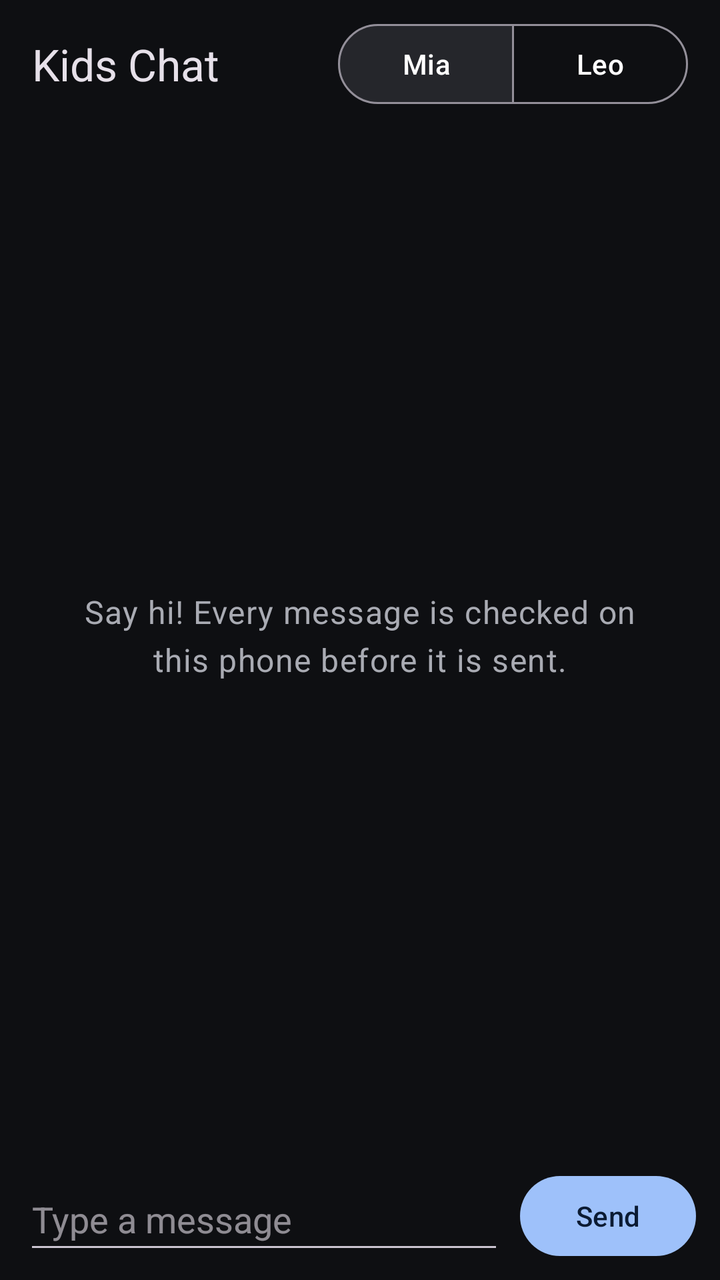
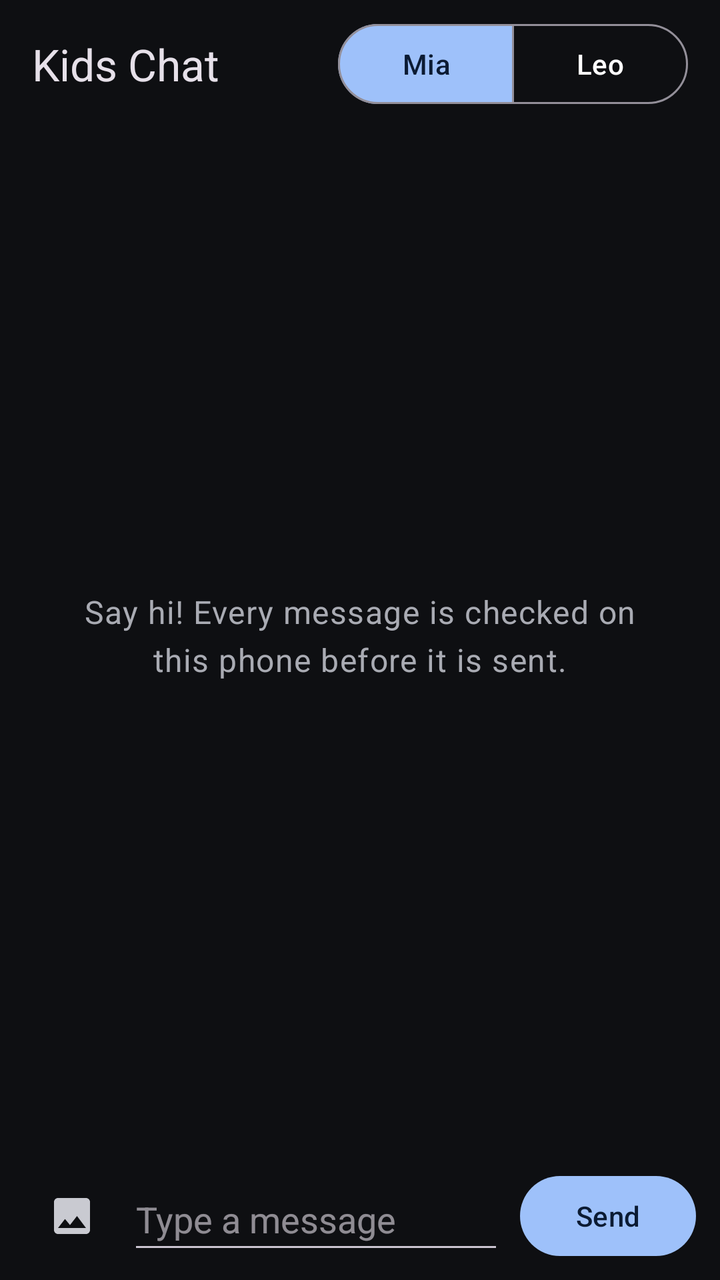

An Android layout rendered at two revisions. The XML below is the earlier revision; the diff shows what the commit changed to produce the second picture.
<!-- AndroidManifest.xml: application theme Theme.AiKeyboard -->
<!-- res/layout/activity_chat.xml -->
<?xml version="1.0" encoding="utf-8"?>
<LinearLayout xmlns:android="http://schemas.android.com/apk/res/android"
    xmlns:app="http://schemas.android.com/apk/res-auto"
    android:id="@+id/chat_root"
    android:layout_width="match_parent"
    android:layout_height="match_parent"
    android:orientation="vertical">

    <LinearLayout
        android:layout_width="match_parent"
        android:layout_height="wrap_content"
        android:gravity="center_vertical"
        android:orientation="horizontal"
        android:paddingHorizontal="16dp"
        android:paddingVertical="8dp">

        <TextView
            android:layout_width="0dp"
            android:layout_height="wrap_content"
            android:layout_weight="1"
            android:accessibilityHeading="true"
            android:text="@string/chat_title"
            android:textAppearance="?attr/textAppearanceTitleLarge" />

        <com.google.android.material.button.MaterialButtonToggleGroup
            android:id="@+id/chat_who"
            android:layout_width="wrap_content"
            android:layout_height="wrap_content"
            android:contentDescription="@string/chat_who"
            app:checkedButton="@+id/chat_user_one"
            app:selectionRequired="true"
            app:singleSelection="true">

            <Button
                android:id="@+id/chat_user_one"
                style="?attr/materialButtonOutlinedStyle"
                android:layout_width="wrap_content"
                android:layout_height="wrap_content"
                android:text="@string/chat_user_one" />

            <Button
                android:id="@+id/chat_user_two"
                style="?attr/materialButtonOutlinedStyle"
                android:layout_width="wrap_content"
                android:layout_height="wrap_content"
                android:text="@string/chat_user_two" />
        </com.google.android.material.button.MaterialButtonToggleGroup>
    </LinearLayout>

    <LinearLayout
        android:id="@+id/chat_locked"
        android:layout_width="match_parent"
        android:layout_height="wrap_content"
        android:layout_marginHorizontal="16dp"
        android:background="@drawable/bg_card"
        android:orientation="vertical"
        android:padding="16dp"
        android:visibility="gone">

        <TextView
            android:id="@+id/chat_locked_text"
            android:layout_width="match_parent"
            android:layout_height="wrap_content"
            android:accessibilityLiveRegion="polite"
            android:text="@string/chat_locked"
            android:textAppearance="?attr/textAppearanceBodyLarge" />

        <Button
            android:id="@+id/chat_download"
            android:layout_width="match_parent"
            android:layout_height="wrap_content"
            android:layout_marginTop="12dp"
            android:text="@string/chat_download" />
    </LinearLayout>

    <FrameLayout
        android:layout_width="match_parent"
        android:layout_height="0dp"
        android:layout_weight="1">

        <androidx.recyclerview.widget.RecyclerView
            android:id="@+id/chat_messages"
            android:layout_width="match_parent"
            android:layout_height="match_parent"
            android:clipToPadding="false"
            android:paddingHorizontal="12dp"
            android:paddingVertical="8dp" />

        <TextView
            android:id="@+id/chat_empty"
            android:layout_width="match_parent"
            android:layout_height="wrap_content"
            android:layout_gravity="center"
            android:gravity="center"
            android:padding="32dp"
            android:text="@string/chat_empty"
            android:textAppearance="?attr/textAppearanceBodyLarge"
            android:textColor="?attr/colorOnSurfaceVariant" />
    </FrameLayout>

    <TextView
        android:id="@+id/chat_notice"
        android:layout_width="match_parent"
        android:layout_height="wrap_content"
        android:accessibilityLiveRegion="polite"
        android:background="@color/surface_raised"
        android:paddingHorizontal="16dp"
        android:paddingVertical="12dp"
        android:textAppearance="?attr/textAppearanceBodyLarge"
        android:visibility="gone" />

    <LinearLayout
        android:id="@+id/chat_personal"
        android:layout_width="match_parent"
        android:layout_height="wrap_content"
        android:layout_marginHorizontal="12dp"
        android:layout_marginBottom="8dp"
        android:background="@drawable/bg_card"
        android:orientation="vertical"
        android:padding="16dp"
        android:visibility="gone">

        <TextView
            android:layout_width="match_parent"
            android:layout_height="wrap_content"
            android:accessibilityHeading="true"
            android:text="@string/chat_personal_title"
            android:textAppearance="?attr/textAppearanceTitleMedium" />

        <TextView
            android:layout_width="match_parent"
            android:layout_height="wrap_content"
            android:layout_marginTop="12dp"
            android:text="@string/chat_personal_typed_label"
            android:textAppearance="?attr/textAppearanceLabelLarge"
            android:textColor="?attr/colorOnSurfaceVariant" />

        <TextView
            android:id="@+id/chat_personal_typed"
            android:layout_width="match_parent"
            android:layout_height="wrap_content"
            android:textAppearance="?attr/textAppearanceBodyLarge" />

        <TextView
            android:layout_width="match_parent"
            android:layout_height="wrap_content"
            android:layout_marginTop="12dp"
            android:text="@string/chat_personal_masked_label"
            android:textAppearance="?attr/textAppearanceLabelLarge"
            android:textColor="?attr/colorOnSurfaceVariant" />

        <TextView
            android:id="@+id/chat_personal_masked"
            android:layout_width="match_parent"
            android:layout_height="wrap_content"
            android:textAppearance="?attr/textAppearanceBodyLarge" />

        <Button
            android:id="@+id/chat_send_masked"
            android:layout_width="match_parent"
            android:layout_height="wrap_content"
            android:layout_marginTop="12dp"
            android:text="@string/chat_send_masked" />

        <Button
            android:id="@+id/chat_change"
            style="?attr/materialButtonOutlinedStyle"
            android:layout_width="match_parent"
            android:layout_height="wrap_content"
            android:text="@string/chat_change" />

        <Button
            android:id="@+id/chat_send_written"
            style="?attr/borderlessButtonStyle"
            android:layout_width="match_parent"
            android:layout_height="wrap_content"
            android:text="@string/chat_send_written" />
    </LinearLayout>

    
    <com.google.android.material.progressindicator.LinearProgressIndicator
        android:id="@+id/chat_progress"
        android:layout_width="match_parent"
        android:layout_height="wrap_content"
        android:contentDescription="@string/chat_checking"
        android:indeterminate="true"
        android:visibility="invisible" />

    <LinearLayout
        android:layout_width="match_parent"
        android:layout_height="wrap_content"
        android:gravity="center_vertical"
        android:orientation="horizontal"
        android:paddingHorizontal="12dp"
        android:paddingVertical="8dp">

        
        <EditText
            android:id="@+id/chat_input"
            android:layout_width="0dp"
            android:layout_height="wrap_content"
            android:layout_weight="1"
            android:hint="@string/chat_hint"
            android:imeOptions="flagNoPersonalizedLearning"
            android:importantForAutofill="no"
            android:inputType="textCapSentences|textMultiLine"
            android:maxLines="4"
            android:minHeight="48dp" />

        <Button
            android:id="@+id/chat_send"
            android:layout_width="wrap_content"
            android:layout_height="wrap_content"
            android:layout_marginStart="8dp"
            android:text="@string/chat_send" />
    </LinearLayout>
</LinearLayout>
<!-- resources referenced by this layout -->
<resources>
  <color name="surface_raised">#25262B</color>
  <!-- drawable bg_card (drawable) -->
  <?xml version="1.0" encoding="utf-8"?>
  <shape xmlns:android="http://schemas.android.com/apk/res/android"
      android:shape="rectangle">
      <corners android:radius="16dp" />
      <solid android:color="@color/surface" />
      <stroke
          android:width="1dp"
          android:color="@color/divider" />
  </shape>
  <string name="chat_change">Change it</string>
  <string name="chat_checking">Checking the message</string>
  <string name="chat_download">Download the checks</string>
  <string name="chat_empty">Say hi! Every message is checked on this phone before it is sent.</string>
  <string name="chat_hint">Type a message</string>
  <string name="chat_locked">Kids Chat checks every message on this phone before it is sent. It needs three small models first: for unkind words, personal details and pictures.</string>
  <string name="chat_personal_masked_label">Safer to send</string>
  <string name="chat_personal_title">This message has personal details</string>
  <string name="chat_personal_typed_label">You typed</string>
  <string name="chat_send">Send</string>
  <string name="chat_send_masked">Send like this</string>
  <string name="chat_send_written">Send as written</string>
  <string name="chat_title">Kids Chat</string>
  <string name="chat_user_one" translatable="false">Mia</string>
  <string name="chat_user_two" translatable="false">Leo</string>
  <string name="chat_who">Who is typing</string>
  <color name="surface">#1B1C20</color>
  <color name="divider">#34353A</color>
  <color name="accent_blue">#9EC1FA</color>
  <color name="on_accent_blue">#0B1B33</color>
  <color name="text_primary">#FFFFFF</color>
  <color name="text_secondary">#A9ABB3</color>
  <color name="canvas">#0E0F12</color>
  <style name="SettingsSwitchRow" parent="Preference.SwitchPreferenceCompat.Material">
          <item name="widgetLayout">@layout/preference_switch</item>
          <item name="singleLineTitle">false</item>
      </style>
  <style name="SettingsCategory" parent="Preference.Category.Material">
          <item name="android:layout">@layout/settings_category</item>
      </style>
  <style name="SettingsRow" parent="Preference.Material">
          <item name="singleLineTitle">false</item>
      </style>
  <style name="SettingsDialogRow" parent="Preference.DialogPreference.Material">
          <item name="singleLineTitle">false</item>
      </style>
  <style name="SettingsSeekRow" parent="Preference.SeekBarPreference.Material">
          <item name="singleLineTitle">false</item>
      </style>
  <style name="Widget.AiKeyboard.Switch" parent="Widget.Material3.CompoundButton.MaterialSwitch">
          <item name="thumbTint">@color/switch_thumb</item>
          <item name="trackTint">@color/switch_track</item>
          <item name="trackDecorationTint">@android:color/transparent</item>
      </style>
  <!-- unchanged entries left out for length: 1 -->
</resources>

<!-- the commit's change to res/layout/activity_chat.xml (unified diff, before → after) -->
@@ -36,14 +36,18 @@
                 style="?attr/materialButtonOutlinedStyle"
                 android:layout_width="wrap_content"
                 android:layout_height="wrap_content"
-                android:text="@string/chat_user_one" />
+                android:text="@string/chat_user_one"
+                android:textColor="@color/chat_who_label"
+                app:backgroundTint="@color/chat_who_fill" />
 
             <Button
                 android:id="@+id/chat_user_two"
                 style="?attr/materialButtonOutlinedStyle"
                 android:layout_width="wrap_content"
                 android:layout_height="wrap_content"
-                android:text="@string/chat_user_two" />
+                android:text="@string/chat_user_two"
+                android:textColor="@color/chat_who_label"
+                app:backgroundTint="@color/chat_who_fill" />
         </com.google.android.material.button.MaterialButtonToggleGroup>
     </LinearLayout>
 
@@ -83,6 +87,7 @@
             android:layout_width="match_parent"
             android:layout_height="match_parent"
             android:clipToPadding="false"
+            android:contentDescription="@string/chat_conversation"
             android:paddingHorizontal="12dp"
             android:paddingVertical="8dp" />
 
@@ -194,6 +199,15 @@
         android:paddingHorizontal="12dp"
         android:paddingVertical="8dp">
 
+        <ImageButton
+            android:id="@+id/chat_picture"
+            android:layout_width="48dp"
+            android:layout_height="48dp"
+            android:layout_marginEnd="4dp"
+            android:background="?attr/selectableItemBackgroundBorderless"
+            android:contentDescription="@string/chat_picture"
+            android:src="@drawable/ic_picture" />
+
         
         <EditText
             android:id="@+id/chat_input"
<!-- resource entries referenced after the edit -->
@@ -11,8 +11,21 @@
           android:width="1dp"
           android:color="@color/divider" />
   </shape>
+  <!-- drawable ic_picture (drawable) -->
+  <?xml version="1.0" encoding="utf-8"?>
+  <vector xmlns:android="http://schemas.android.com/apk/res/android"
+      android:width="24dp"
+      android:height="24dp"
+      android:tint="@color/key_label_secondary"
+      android:viewportWidth="24"
+      android:viewportHeight="24">
+      <path
+          android:fillColor="#FFFFFF"
+          android:pathData="M21,19V5c0,-1.1 -0.9,-2 -2,-2H5c-1.1,0 -2,0.9 -2,2v14c0,1.1 0.9,2 2,2h14c1.1,0 2,-0.9 2,-2zM8.5,13.5l2.5,3.01L14.5,12l4.5,6H5l3.5,-4.5z" />
+  </vector>
   <string name="chat_change">Change it</string>
   <string name="chat_checking">Checking the message</string>
+  <string name="chat_conversation">Conversation</string>
   <string name="chat_download">Download the checks</string>
   <string name="chat_empty">Say hi! Every message is checked on this phone before it is sent.</string>
   <string name="chat_hint">Type a message</string>
@@ -20,6 +33,7 @@
   <string name="chat_personal_masked_label">Safer to send</string>
   <string name="chat_personal_title">This message has personal details</string>
   <string name="chat_personal_typed_label">You typed</string>
+  <string name="chat_picture">Send a picture</string>
   <string name="chat_send">Send</string>
   <string name="chat_send_masked">Send like this</string>
   <string name="chat_send_written">Send as written</string>
@@ -29,6 +43,7 @@
   <string name="chat_who">Who is typing</string>
   <color name="surface">#1B1C20</color>
   <color name="divider">#34353A</color>
+  <color name="key_label_secondary">#C9CAD1</color>
   <color name="accent_blue">#9EC1FA</color>
   <color name="on_accent_blue">#0B1B33</color>
   <color name="text_primary">#FFFFFF</color>
